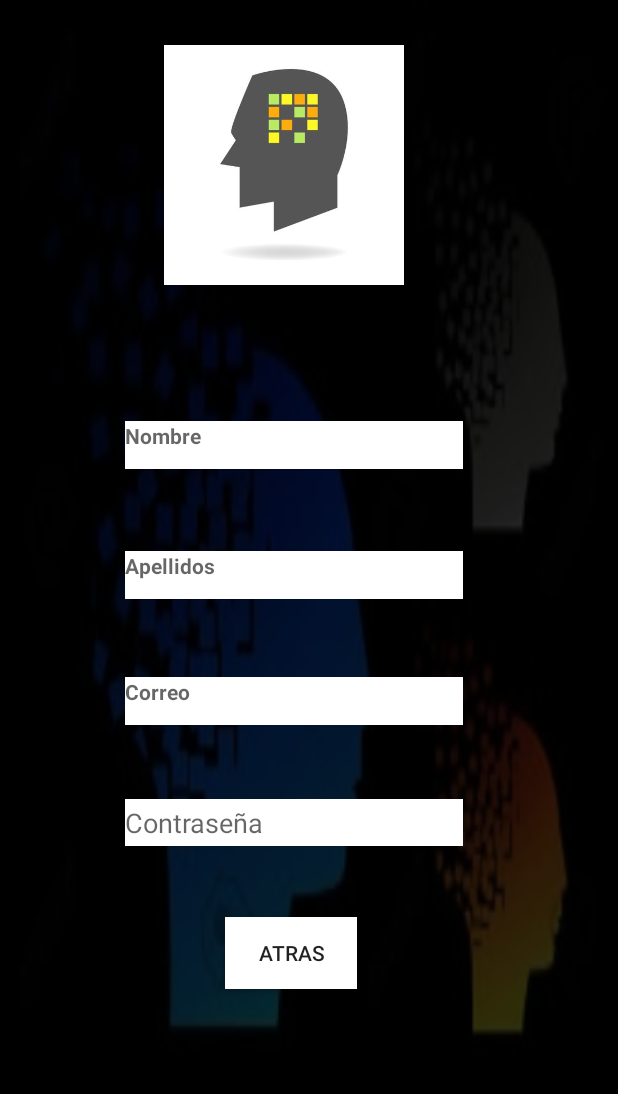
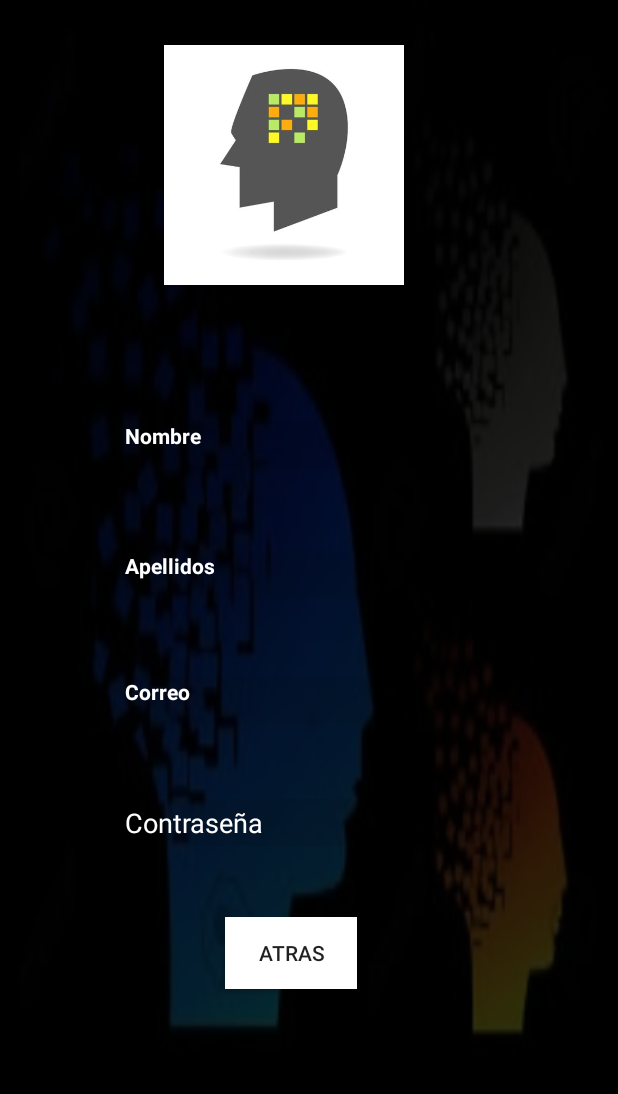
Before and after one commit to AdrianGCS/Proyecto-de-Fin-de-Grado, an Android app: the Principal screen opened directly, with no data from a screen before it, on a phone screen of 412 x 824 dp, the part 84-1178 px from its top. Run offline under Robolectric (Android 15) with nearby library versions, the phone set to English and light mode, and no system bars.

Commit message:
Update activity_principal.xml
Interfaz estandar

```diff
--- a/Proyecto/app/src/main/res/layout/activity_principal.xml
+++ b/Proyecto/app/src/main/res/layout/activity_principal.xml
@@ -48,12 +48,13 @@
         android:layout_marginEnd="8dp"
         android:layout_marginRight="8dp"
         android:layout_marginBottom="8dp"
-        android:background="#FFFFFF"
+        android:background="#11000000"
         android:ems="10"
         android:hint="Nombre"
         android:inputType="textPersonName|text"
         android:selectAllOnFocus="true"
         android:textColor="@color/common_google_signin_btn_text_dark_focused"
+        android:textColorHint="#FFFFFF"
         android:textStyle="bold"
         android:typeface="normal"
         android:visibility="visible"
@@ -75,13 +76,13 @@
         android:layout_marginEnd="8dp"
         android:layout_marginRight="8dp"
         android:layout_marginBottom="8dp"
-        android:background="#FFFFFF"
-        android:editable="false"
+        android:background="#11000000"
         android:ems="10"
         android:hint="Apellidos"
         android:inputType="textPersonName|text"
         android:selectAllOnFocus="true"
         android:textColor="@color/common_google_signin_btn_text_dark_focused"
+        android:textColorHint="#FFFFFF"
         android:textStyle="bold"
         android:typeface="normal"
         android:visibility="visible"
@@ -102,13 +103,13 @@
         android:layout_marginEnd="8dp"
         android:layout_marginRight="8dp"
         android:layout_marginBottom="8dp"
-        android:background="#FFFFFF"
-        android:editable="false"
+        android:background="#11000000"
         android:ems="10"
         android:hint="Correo"
         android:inputType="textEmailAddress"
         android:selectAllOnFocus="true"
         android:textColor="@color/common_google_signin_btn_text_dark_focused"
+        android:textColorHint="#FFFFFF"
         android:textStyle="bold"
         android:typeface="normal"
         android:visibility="visible"
@@ -130,12 +131,12 @@
         android:layout_marginEnd="12dp"
         android:layout_marginRight="12dp"
         android:layout_marginBottom="8dp"
-        android:background="#FFFFFF"
-        android:editable="false"
+        android:background="#11000000"
         android:ems="10"
         android:hint="Contraseña"
         android:inputType="textPassword"
         android:textColor="@color/common_google_signin_btn_text_dark_focused"
+        android:textColorHint="#FFFFFF"
         android:typeface="normal"
         app:layout_constraintBottom_toBottomOf="parent"
         app:layout_constraintEnd_toEndOf="parent"
```
